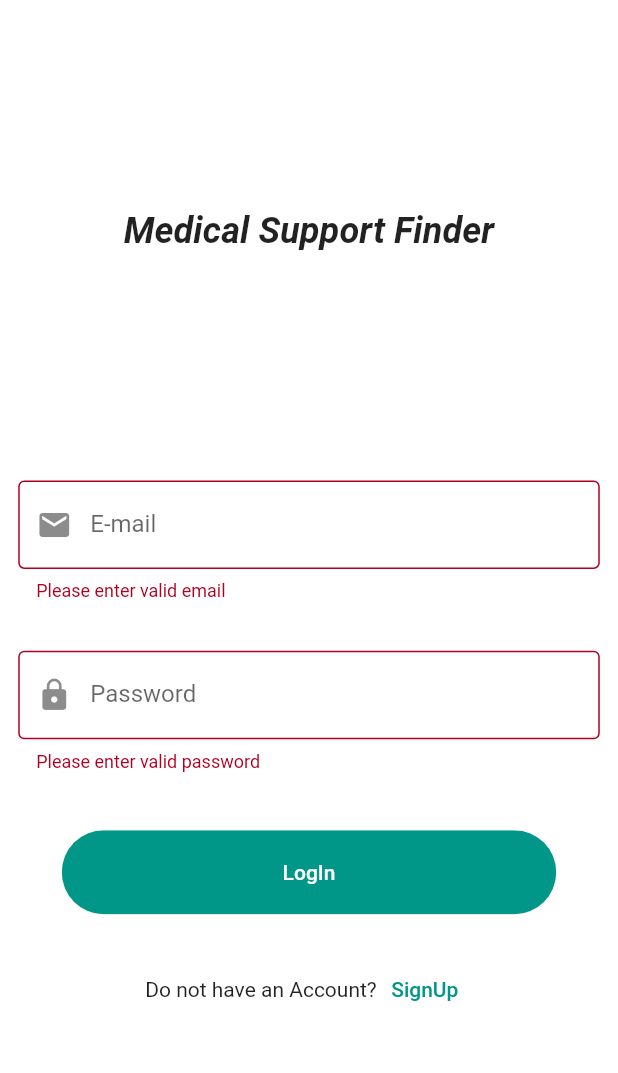
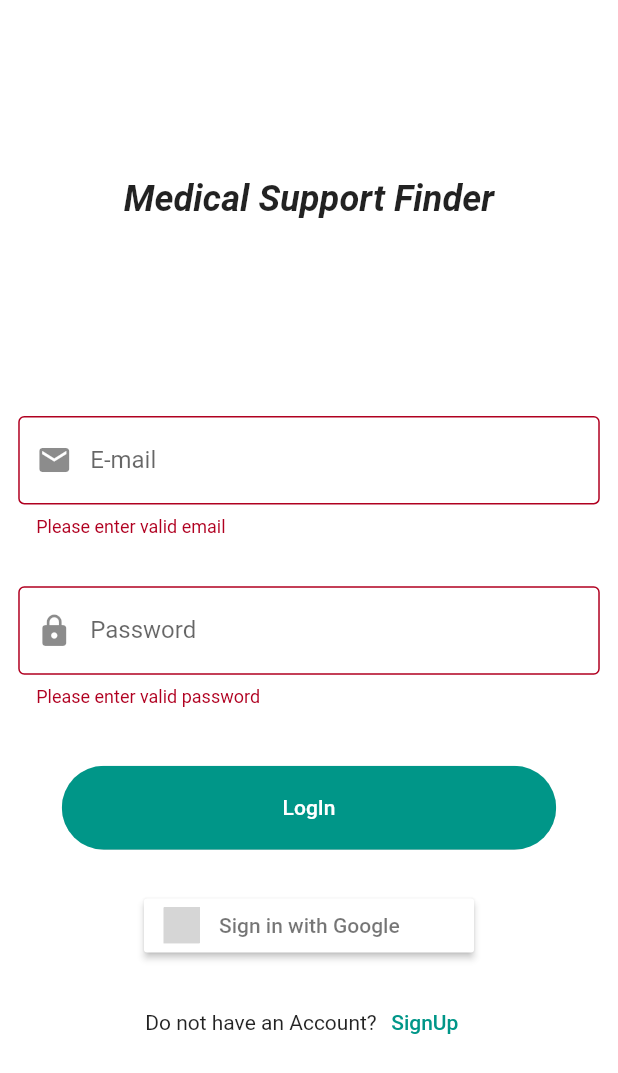
Before and after one commit to fatima-tuz-zhohra/Medical-Support-Finder, a Flutter app: the screen it shows after launch, after a tap on "LogIn", on a phone screen of 412 x 824 dp. Shown: the top 1073 px of the screen. Run offline on Flutter 3.47's test engine with Material 2 defaults, Android fonts, the phone set to English and light mode, and no system bars; our stand-ins replace bloc, firebase_auth, firebase_core, flutter_bloc, flutter_signin_button, google_sign_in; accounts and stored records are empty; grey boxes are pictures that could not be loaded.

Commit message:
Adding Google Login

```diff
--- a/lib/authentication/bloc/user_bloc.dart
+++ b/lib/authentication/bloc/user_bloc.dart
@@ -15,6 +15,7 @@ class UserBloc extends Bloc<UserEvent, UserState> {
   }
 
   AppUser? _appUser;
+
   AppUser? get appUser => _appUser;
 
   StreamSubscription? _loginStateChangeSubscription;
@@ -25,7 +26,7 @@ class UserBloc extends Bloc<UserEvent, UserState> {
       yield UserLoadingState();
       _appUser = null;
       yield UserUnAuthenticatedState();
-    }else if (event is LoggedInEvent) {
+    } else if (event is LoggedInEvent) {
       yield UserLoadingState();
       yield UserAuthenticatedState();
     }
@@ -39,6 +40,13 @@ class UserBloc extends Bloc<UserEvent, UserState> {
         add(LogoutEvent());
       } else {
         print('User logged in');
+        final appUser = AppUser(
+            uid: user.uid,
+            name: user.displayName ?? '',
+            email: user.email ?? '',
+            phone: user.phoneNumber ?? '',
+            picture: user.photoURL ?? '');
+        this._appUser = appUser;
         add(LoggedInEvent());
       }
     });
--- a/lib/authentication/login/bloc/login_event.dart
+++ b/lib/authentication/login/bloc/login_event.dart
@@ -9,3 +9,5 @@ class LoginWithEmailPassEvent extends LoginEvent {
 
   LoginWithEmailPassEvent(this.email, this.pass);
 }
+
+class LoginWithGoogleEvent extends LoginEvent {}
--- a/lib/authentication/login/loginpage.dart
+++ b/lib/authentication/login/loginpage.dart
@@ -7,6 +7,7 @@ import 'package:msf/data/constant.dart';
 import 'package:msf/home/home_main/homepage.dart';
 import 'package:msf/widgets/input_field.dart';
 import 'package:msf/widgets/rounded_button.dart';
+import 'package:flutter_signin_button/flutter_signin_button.dart';
 
 class LoginPage extends StatefulWidget {
   static const PATH = "/login";
@@ -132,6 +133,15 @@ class _LoginForm extends StatelessWidget {
             },
           ),
           SizedBox(height: size.height * 0.02),
+          SignInButton(
+            Buttons.Google,
+            onPressed: () {
+              final loginBloc =
+                  BlocProvider.of<LoginBloc>(context, listen: false);
+              loginBloc.add(LoginWithGoogleEvent());
+            },
+          ),
+          SizedBox(height: size.height * 0.02),
           Row(
             mainAxisAlignment: MainAxisAlignment.center,
             children: [
--- a/pubspec.yaml
+++ b/pubspec.yaml
@@ -31,6 +31,8 @@ dependencies:
   cloud_firestore: ^2.4.0
   bloc: ^7.0.0
   flutter_bloc: ^7.1.0
+  google_sign_in: ^5.0.7
+  flutter_signin_button: ^2.0.0
 
 dev_dependencies:
   flutter_launcher_icons: "^0.9.1"
```
Also changed, not shown: lib/authentication/login/bloc/login_bloc.dart (+33 -2 lines), lib/home/home_main/homepage.dart (+9 -5 lines), lib/home/home_main/settings/profile.dart (+6 -3 lines).
